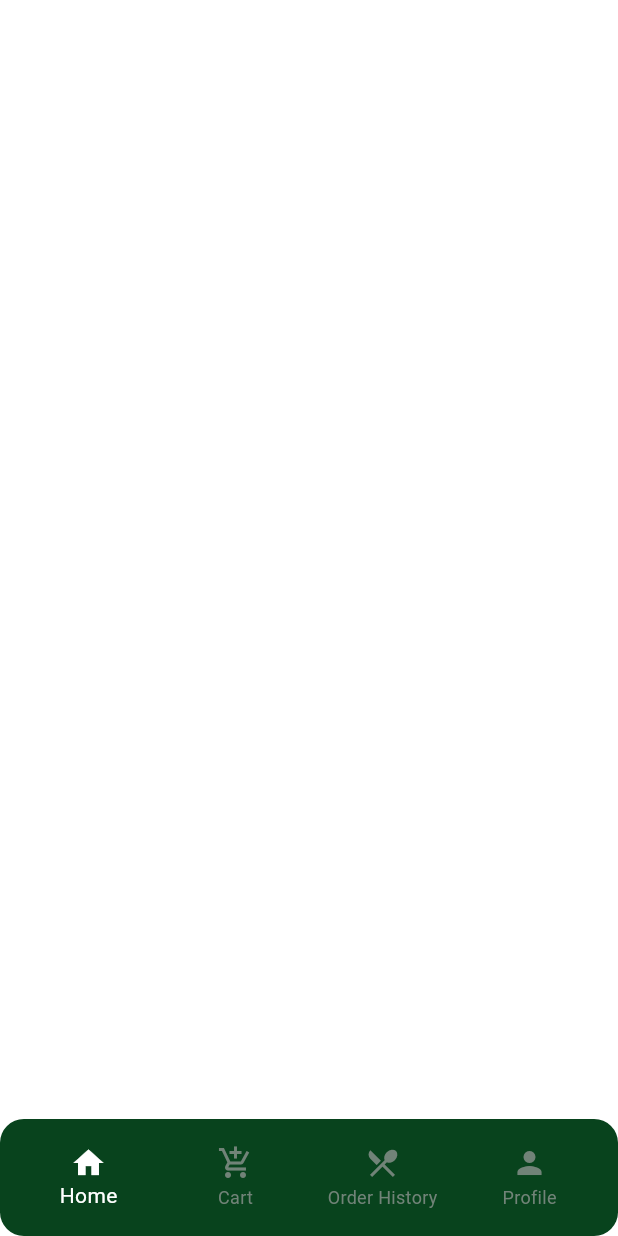
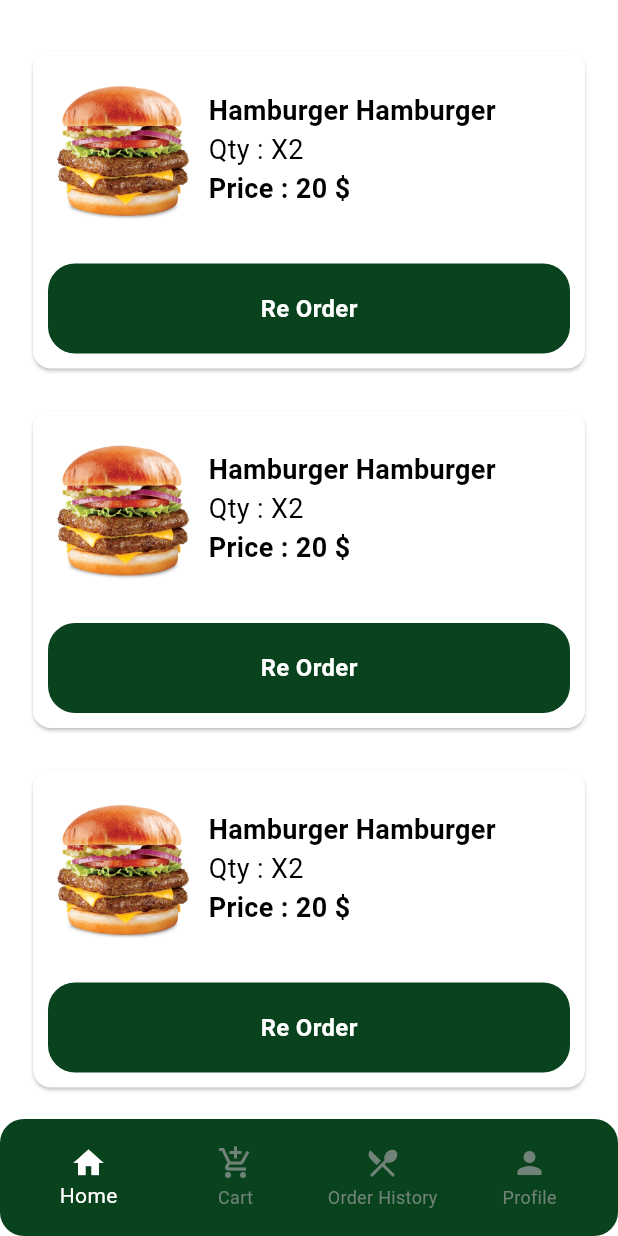
Before and after one commit to youssefr1/hungry_Store, a Flutter app: the screen it shows after launch, swiped to page 3, on a phone screen of 412 x 824 dp. Run offline on Flutter 3.47's test engine with Material 3 defaults, Android fonts, the phone set to English and light mode, and no system bars; our stand-ins replace flutter_screenutil, flutter_svg, gap.

Commit message:
order history ui done

```diff
--- a/lib/features/cart/views/cart_view.dart
+++ b/lib/features/cart/views/cart_view.dart
@@ -1,6 +1,7 @@
 import 'package:flutter/material.dart';
 import 'package:gap/gap.dart';
 import 'package:hungry_store/features/cart/widgets/cart_item.dart';
+import 'package:hungry_store/features/checkout/views/checkout_view.dart';
 import 'package:hungry_store/shared/custom_button.dart';
 import 'package:hungry_store/shared/custom_text.dart';
 
@@ -36,6 +37,7 @@ class _CartViewState extends State<CartView> {
       appBar: AppBar(toolbarHeight: 0,scrolledUnderElevation: 0,backgroundColor: Colors.white,),
       bottomSheet: Container(
             decoration: BoxDecoration(
+              color: Colors.white,
             borderRadius: BorderRadius.only(topLeft: Radius.circular(30),topRight: Radius.circular(30))
         ),
         padding: const EdgeInsets.all(20),
@@ -64,7 +66,11 @@ class _CartViewState extends State<CartView> {
             ),
             CustomButton(
               text: 'Checkout',
-              onTap: () {},
+              onTap: () {
+                Navigator.push(context, MaterialPageRoute(builder: (context){
+                  return CheckoutView();
+                }));
+              },
             ),
           ],
         ),
--- a/lib/features/orderHistory/views/order_history_view.dart
+++ b/lib/features/orderHistory/views/order_history_view.dart
@@ -1,10 +1,59 @@
 import 'package:flutter/material.dart';
+import 'package:gap/gap.dart';
+import 'package:hungry_store/shared/custom_button.dart';
+
+import '../../../shared/custom_text.dart';
 
 class OrderHistoryView extends StatelessWidget {
   const OrderHistoryView({super.key});
 
   @override
   Widget build(BuildContext context) {
-    return Scaffold();
+    return Scaffold(
+      appBar: AppBar(toolbarHeight: 0,scrolledUnderElevation: 0,backgroundColor: Colors.white,),
+      body: Padding(
+        padding: const EdgeInsets.symmetric(horizontal: 10,vertical: 10),
+        child: ListView.builder(
+          padding: const EdgeInsets.only(bottom: 100,top: 10), // مساحة للـ bottomSheet
+          itemCount: 3,
+          itemBuilder: (context, index) {
+            return Padding(
+              padding: const EdgeInsets.symmetric(horizontal: 8,vertical: 10),
+              child: Card(
+                color: Colors.white,
+                child: Column(
+                  children: [
+                    Padding(
+                      padding: const EdgeInsets.symmetric(horizontal: 10,vertical: 15),
+                      child: Row(
+                        children: [
+                          Image.asset(
+                            'assets/logo/image 6.png',
+                            width: 100,),
+                          Gap(7),
+                          Column(
+                            crossAxisAlignment: CrossAxisAlignment.start,
+                            children: [
+                              CustomText(text: 'Hamburger Hamburger',weight: FontWeight.bold,),
+                              CustomText(text: 'Qty : X2'),
+                              CustomText(text: 'Price : 20 \$',weight: FontWeight.bold,),
+                            ],
+                          )
+                        ],
+                      ),
+                    ),
+                    Padding(
+                      padding: const EdgeInsets.symmetric(horizontal: 10,vertical: 10),
+                      child: CustomButton(text: 'Re Order', onTap: (){},width: double.infinity,),
+                    ),
+
+                  ],
+                ),
+              ),
+            ) ;
+          },
+        ),
+      ),
+    );
   }
 }
--- a/lib/shared/custom_button.dart
+++ b/lib/shared/custom_button.dart
@@ -5,8 +5,9 @@ import '../core/constants/app_colors.dart';
 import 'custom_text.dart';
 
 class CustomButton extends StatelessWidget {
-  const CustomButton({super.key, required this.text, required this.onTap});
+  const CustomButton({super.key, required this.text, required this.onTap, this.width});
   final String text ;
+  final double? width ;
   final  Function() onTap ;
 
   @override
@@ -15,10 +16,10 @@ class CustomButton extends StatelessWidget {
       onTap: onTap,
       child: Container(
         height: 60,
-        width: 190,
+        width: width ?? 190 ,
         decoration: BoxDecoration(
           color: AppColors.primaryColor,
-          borderRadius: BorderRadius.circular(10),
+          borderRadius: BorderRadius.circular(18),
         ),
         child: Center(
           child: CustomText(
```
